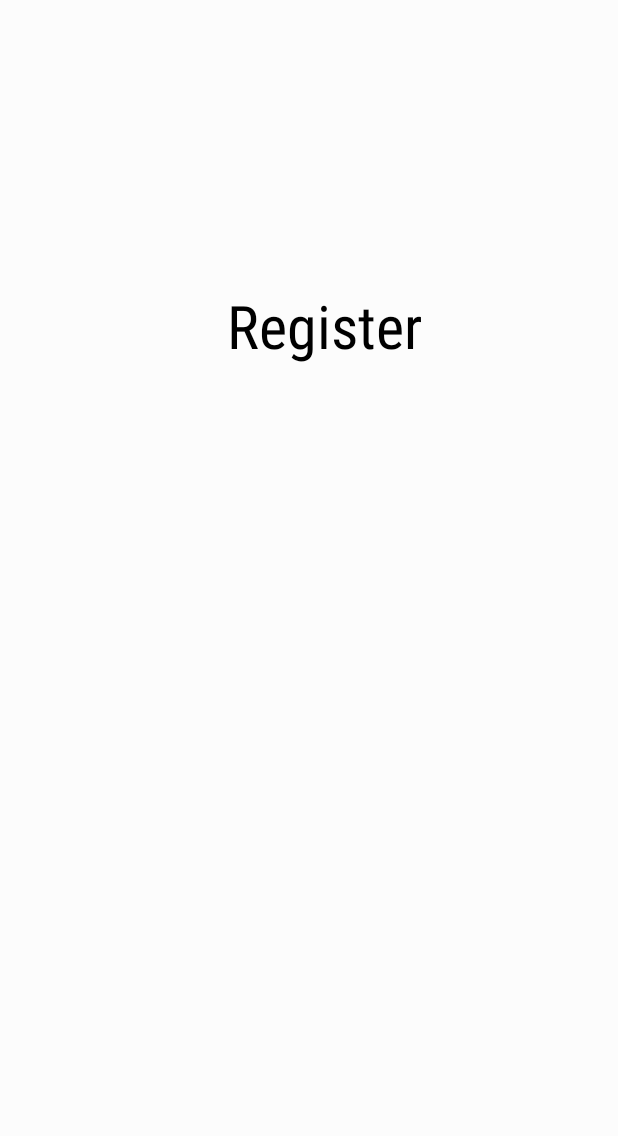
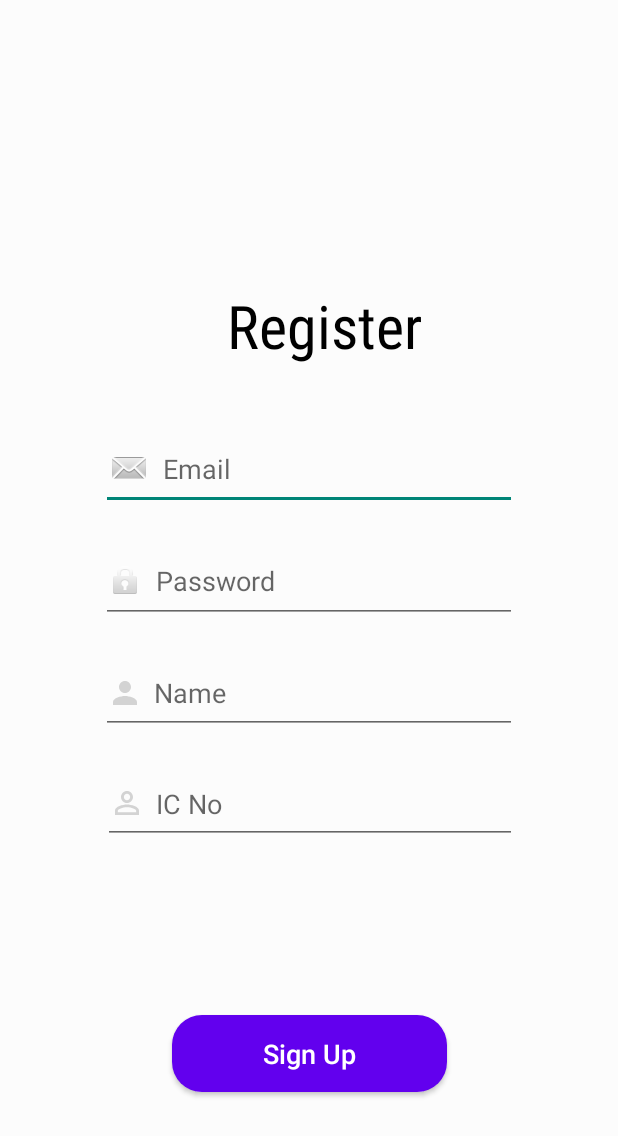
Before and after one commit to zhenxian0818/Mobile_Assignment, an Android app: the Register screen opened directly, with no data from a screen before it, on a phone screen of 412 x 824 dp. Shown: the top 1136 px of the screen. Run offline under Robolectric (Android 15) with nearby library versions, the light colour scheme and no system bars.

Commit message:
Register Ui, remove quiz from bottom nav, added new assets

```diff
--- a/app/src/main/java/com/example/mobileassignment/Login.kt
+++ b/app/src/main/java/com/example/mobileassignment/Login.kt
@@ -27,7 +27,7 @@ class Login : AppCompatActivity() {
         //val email : TextView = findViewById(R.id.tfEmail)
         //val password : TextView = findViewById(R.id.tfPassword)
         val btnLogin : Button = findViewById(R.id.btnLogin)
-        val btnRegister : Button = findViewById(R.id.btnRegister)
+        val btnRegister : Button = findViewById(R.id.btnSignup)
 
         btnLogin.setOnClickListener {
             if (checking()) {
@@ -47,6 +47,7 @@ class Login : AppCompatActivity() {
                 Toast.makeText(this, "Email or Password is Empty!", Toast.LENGTH_LONG).show()
             }
         }
+
     }
 
     private fun checking(): Boolean{
--- a/app/src/main/java/com/example/mobileassignment/MainActivity.kt
+++ b/app/src/main/java/com/example/mobileassignment/MainActivity.kt
@@ -1,5 +1,6 @@
 package com.example.mobileassignment
 
+import android.content.Intent
 import androidx.appcompat.app.AppCompatActivity
 import android.os.Bundle
 import android.widget.Button
--- a/app/src/main/java/com/example/mobileassignment/fragments/HomeFragment.kt
+++ b/app/src/main/java/com/example/mobileassignment/fragments/HomeFragment.kt
@@ -5,6 +5,8 @@ import androidx.fragment.app.Fragment
 import android.view.LayoutInflater
 import android.view.View
 import android.view.ViewGroup
+import android.widget.Button
+import androidx.navigation.fragment.findNavController
 import com.example.mobileassignment.R
 
 class HomeFragment : Fragment() {
@@ -12,7 +14,9 @@ class HomeFragment : Fragment() {
     override fun onCreateView(
         inflater: LayoutInflater, container: ViewGroup?,
         savedInstanceState: Bundle?
+
     ): View? {
+
         // Inflate the layout for this fragment
         return inflater.inflate(R.layout.fragment_home, container, false)
     }
--- /dev/null
+++ b/app/src/main/res/drawable/ic_identity.xml
@@ -0,0 +1,5 @@
+<vector android:height="24dp" android:tint="#D3D3D3"
+    android:viewportHeight="24" android:viewportWidth="24"
+    android:width="24dp" xmlns:android="http://schemas.android.com/apk/res/android">
+    <path android:fillColor="@android:color/white" android:pathData="M12,5.9c1.16,0 2.1,0.94 2.1,2.1s-0.94,2.1 -2.1,2.1S9.9,9.16 9.9,8s0.94,-2.1 2.1,-2.1m0,9c2.97,0 6.1,1.46 6.1,2.1v1.1L5.9,18.1L5.9,17c0,-0.64 3.13,-2.1 6.1,-2.1M12,4C9.79,4 8,5.79 8,8s1.79,4 4,4 4,-1.79 4,-4 -1.79,-4 -4,-4zM12,13c-2.67,0 -8,1.34 -8,4v3h16v-3c0,-2.66 -5.33,-4 -8,-4z"/>
+</vector>
--- /dev/null
+++ b/app/src/main/res/drawable/ic_person.xml
@@ -0,0 +1,5 @@
+<vector android:height="24dp" android:tint="#D3D3D3"
+    android:viewportHeight="24" android:viewportWidth="24"
+    android:width="24dp" xmlns:android="http://schemas.android.com/apk/res/android">
+    <path android:fillColor="@android:color/white" android:pathData="M12,12c2.21,0 4,-1.79 4,-4s-1.79,-4 -4,-4 -4,1.79 -4,4 1.79,4 4,4zM12,14c-2.67,0 -8,1.34 -8,4v2h16v-2c0,-2.66 -5.33,-4 -8,-4z"/>
+</vector>
--- a/app/src/main/res/drawable/ic_quiz_page.xml
+++ /dev/null
@@ -1,6 +0,0 @@
-<vector android:height="24dp" android:tint="#FFFFFF"
-    android:viewportHeight="24" android:viewportWidth="24"
-    android:width="24dp" xmlns:android="http://schemas.android.com/apk/res/android">
-    <path android:fillColor="@android:color/white" android:pathData="M4,6H2v14c0,1.1 0.9,2 2,2h14v-2H4V6z"/>
-    <path android:fillColor="@android:color/white" android:pathData="M20,2H8C6.9,2 6,2.9 6,4v12c0,1.1 0.9,2 2,2h12c1.1,0 2,-0.9 2,-2V4C22,2.9 21.1,2 20,2zM14.01,15c-0.59,0 -1.05,-0.47 -1.05,-1.05c0,-0.59 0.47,-1.04 1.05,-1.04c0.59,0 1.04,0.45 1.04,1.04C15.04,14.53 14.6,15 14.01,15zM16.51,8.83c-0.63,0.93 -1.23,1.21 -1.56,1.81c-0.13,0.24 -0.18,0.4 -0.18,1.18h-1.52c0,-0.41 -0.06,-1.08 0.26,-1.65c0.41,-0.73 1.18,-1.16 1.63,-1.8c0.48,-0.68 0.21,-1.94 -1.14,-1.94c-0.88,0 -1.32,0.67 -1.5,1.23l-1.37,-0.57C11.51,5.96 12.52,5 13.99,5c1.23,0 2.08,0.56 2.51,1.26C16.87,6.87 17.08,7.99 16.51,8.83z"/>
-</vector>
--- a/app/src/main/res/layout/activity_login.xml
+++ b/app/src/main/res/layout/activity_login.xml
@@ -39,7 +39,7 @@
         app:layout_constraintStart_toStartOf="parent" />
 
     <Button
-        android:id="@+id/btnRegister"
+        android:id="@+id/btnSignup"
         android:layout_width="183dp"
         android:layout_height="51dp"
         android:layout_marginStart="204dp"
@@ -62,7 +62,7 @@
         android:drawablePadding="7dp"
         android:ems="10"
         android:hint="Email"
-        android:inputType="textPersonName"
+        android:inputType="textEmailAddress"
         app:layout_constraintEnd_toEndOf="parent"
         app:layout_constraintStart_toStartOf="parent"
         app:layout_constraintTop_toBottomOf="@+id/txtLogin" />
@@ -76,7 +76,7 @@
         android:drawablePadding="7dp"
         android:ems="10"
         android:hint="Password"
-        android:inputType="textPersonName"
+        android:inputType="textPassword"
         app:layout_constraintEnd_toEndOf="parent"
         app:layout_constraintStart_toStartOf="parent"
         app:layout_constraintTop_toBottomOf="@+id/tfEmail" />
--- a/app/src/main/res/layout/activity_register.xml
+++ b/app/src/main/res/layout/activity_register.xml
@@ -24,4 +24,76 @@
         app:layout_constraintTop_toTopOf="parent"
         app:layout_constraintVertical_bias="0.247" />
 
+    <EditText
+        android:id="@+id/tfRegisterEmail"
+        android:layout_width="277dp"
+        android:layout_height="54dp"
+        android:layout_marginTop="40dp"
+        android:drawableLeft="@android:drawable/sym_action_email"
+        android:drawablePadding="7dp"
+        android:ems="10"
+        android:hint="Email"
+        android:inputType="textEmailAddress"
+        app:layout_constraintEnd_toEndOf="parent"
+        app:layout_constraintStart_toStartOf="parent"
+        app:layout_constraintTop_toBottomOf="@+id/txtLogin" />
+
+    <EditText
+        android:id="@+id/tfRegisterPassword"
+        android:layout_width="277dp"
+        android:layout_height="55dp"
+        android:layout_marginTop="20dp"
+        android:drawableLeft="@android:drawable/ic_lock_idle_lock"
+        android:drawablePadding="7dp"
+        android:ems="10"
+        android:hint="Password"
+        android:inputType="textPassword"
+        app:layout_constraintEnd_toEndOf="parent"
+        app:layout_constraintStart_toStartOf="parent"
+        app:layout_constraintTop_toBottomOf="@+id/tfRegisterEmail" />
+
+    <EditText
+        android:id="@+id/tfRegisterUsername"
+        android:layout_width="277dp"
+        android:layout_height="54dp"
+        android:layout_marginTop="20dp"
+        android:drawableLeft="@drawable/ic_person"
+        android:drawablePadding="7dp"
+        android:ems="10"
+        android:hint="Name"
+        android:inputType="textPersonName"
+        app:layout_constraintEnd_toEndOf="parent"
+        app:layout_constraintStart_toStartOf="parent"
+        app:layout_constraintTop_toBottomOf="@+id/tfRegisterPassword" />
+
+    <EditText
+        android:id="@+id/tfRegisterIc"
+        android:layout_width="276dp"
+        android:layout_height="53dp"
+        android:layout_marginTop="20dp"
+        android:drawableLeft="@drawable/ic_identity"
+        android:drawablePadding="7dp"
+        android:ems="10"
+        android:hint="IC No"
+        android:inputType="textPersonName"
+        app:layout_constraintEnd_toEndOf="parent"
+        app:layout_constraintHorizontal_bias="0.503"
+        app:layout_constraintStart_toStartOf="parent"
+        app:layout_constraintTop_toBottomOf="@+id/tfRegisterUsername" />
+
+    <Button
+        android:id="@+id/btnSignup"
+        android:layout_width="183dp"
+        android:layout_height="51dp"
+        android:layout_marginBottom="96dp"
+        android:background="@drawable/login_register_btn"
+        android:text="Sign Up"
+        android:textAllCaps="false"
+        android:textColor="#fff"
+        android:textSize="18sp"
+        app:layout_constraintBottom_toBottomOf="parent"
+        app:layout_constraintEnd_toEndOf="parent"
+        app:layout_constraintStart_toStartOf="parent" />
+
+
 </androidx.constraintlayout.widget.ConstraintLayout>
--- a/app/src/main/res/menu/main_menu.xml
+++ b/app/src/main/res/menu/main_menu.xml
@@ -17,11 +17,6 @@
         android:title="Set Goal" />
 
     <item
-        android:id="@+id/ic_quiz_page"
-        android:icon="@drawable/ic_quiz_page"
-        android:title="Quiz" />
-
-    <item
         android:id="@+id/ic_user_profile"
         android:icon="@drawable/ic_user_profile"
         android:title="User Profile" />
```
